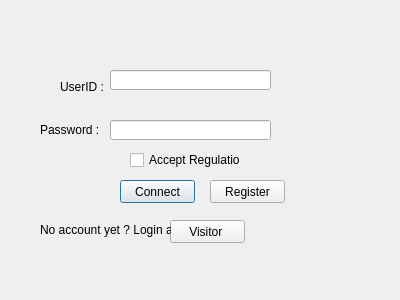
Before: the Qt Designer form ChatIRC/login.ui in Phoenix63/IRC-like, drawn with Qt 5.
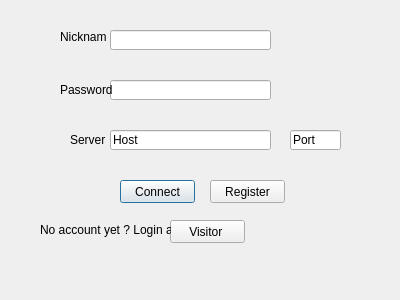
After: the same form once the commit is applied.

What changed in the file:
```diff
--- a/ChatIRC/login.ui
+++ b/ChatIRC/login.ui
@@ -17,20 +17,20 @@
    <property name="geometry">
     <rect>
      <x>60</x>
-     <y>80</y>
+     <y>30</y>
      <width>46</width>
      <height>13</height>
     </rect>
    </property>
    <property name="text">
-    <string>UserID :</string>
+    <string>Nickname</string>
    </property>
   </widget>
   <widget class="QLineEdit" name="lineEdit">
    <property name="geometry">
     <rect>
      <x>110</x>
-     <y>70</y>
+     <y>30</y>
      <width>161</width>
      <height>20</height>
     </rect>
@@ -40,7 +40,7 @@
    <property name="geometry">
     <rect>
      <x>110</x>
-     <y>120</y>
+     <y>80</y>
      <width>161</width>
      <height>20</height>
     </rect>
@@ -49,14 +49,14 @@
   <widget class="QLabel" name="label_2">
    <property name="geometry">
     <rect>
-     <x>40</x>
-     <y>120</y>
+     <x>60</x>
+     <y>80</y>
      <width>61</width>
      <height>20</height>
     </rect>
    </property>
    <property name="text">
-    <string>Password :</string>
+    <string>Password</string>
    </property>
   </widget>
   <widget class="QPushButton" name="pushButton">
@@ -72,20 +72,7 @@
     <string>Connect</string>
    </property>
   </widget>
-  <widget class="QCheckBox" name="checkBox">
-   <property name="geometry">
-    <rect>
-     <x>130</x>
-     <y>150</y>
-     <width>111</width>
-     <height>20</height>
-    </rect>
-   </property>
-   <property name="text">
-    <string>Accept Regulation</string>
-   </property>
-  </widget>
-  <widget class="QPushButton" name="pushButton_2">
+  <widget class="QPushButton" name="pushButton_register">
    <property name="geometry">
     <rect>
      <x>210</x>
@@ -124,6 +111,45 @@
     <string>No account yet ? Login as</string>
    </property>
   </widget>
+  <widget class="QLineEdit" name="lineEdit_host">
+   <property name="geometry">
+    <rect>
+     <x>110</x>
+     <y>130</y>
+     <width>161</width>
+     <height>20</height>
+    </rect>
+   </property>
+   <property name="text">
+    <string>Host</string>
+   </property>
+  </widget>
+  <widget class="QLabel" name="label_4">
+   <property name="geometry">
+    <rect>
+     <x>70</x>
+     <y>130</y>
+     <width>61</width>
+     <height>20</height>
+    </rect>
+   </property>
+   <property name="text">
+    <string>Server</string>
+   </property>
+  </widget>
+  <widget class="QLineEdit" name="lineEdit_port">
+   <property name="geometry">
+    <rect>
+     <x>290</x>
+     <y>130</y>
+     <width>51</width>
+     <height>20</height>
+    </rect>
+   </property>
+   <property name="text">
+    <string>Port</string>
+   </property>
+  </widget>
  </widget>
  <resources/>
  <connections/>
```
Left out of the diff: 8 changed lines with no effect on the pictures.
